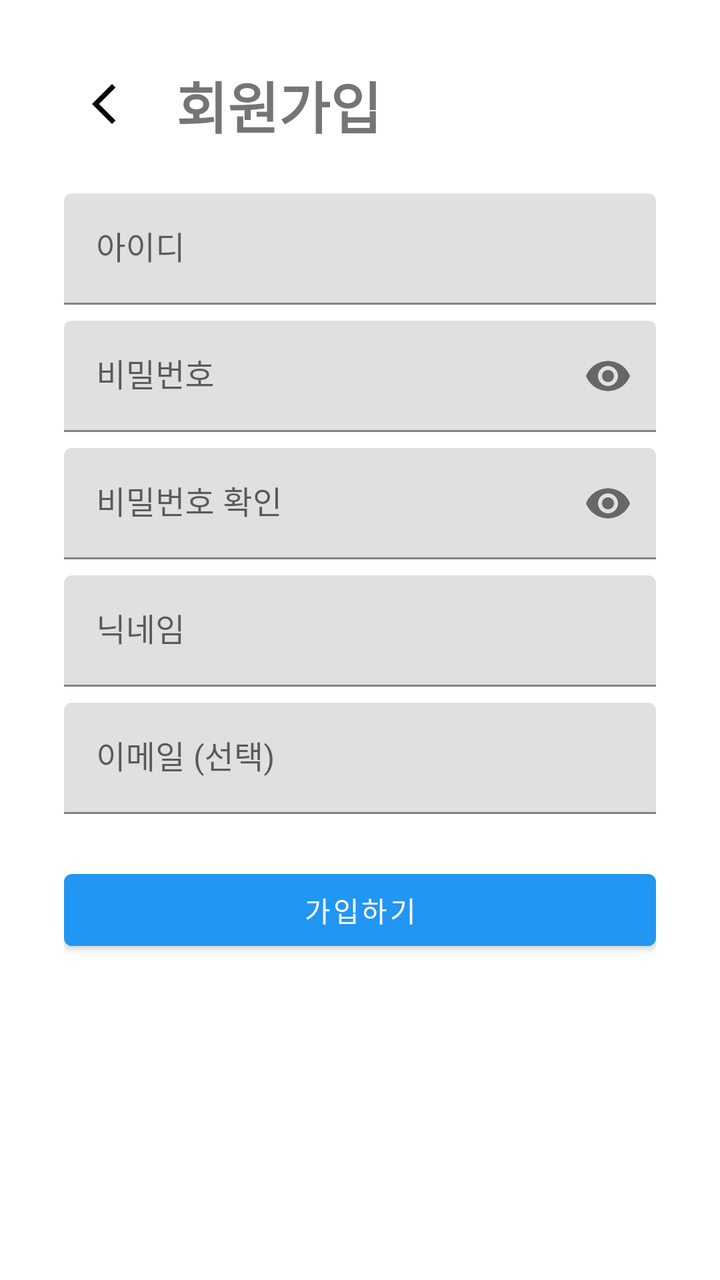
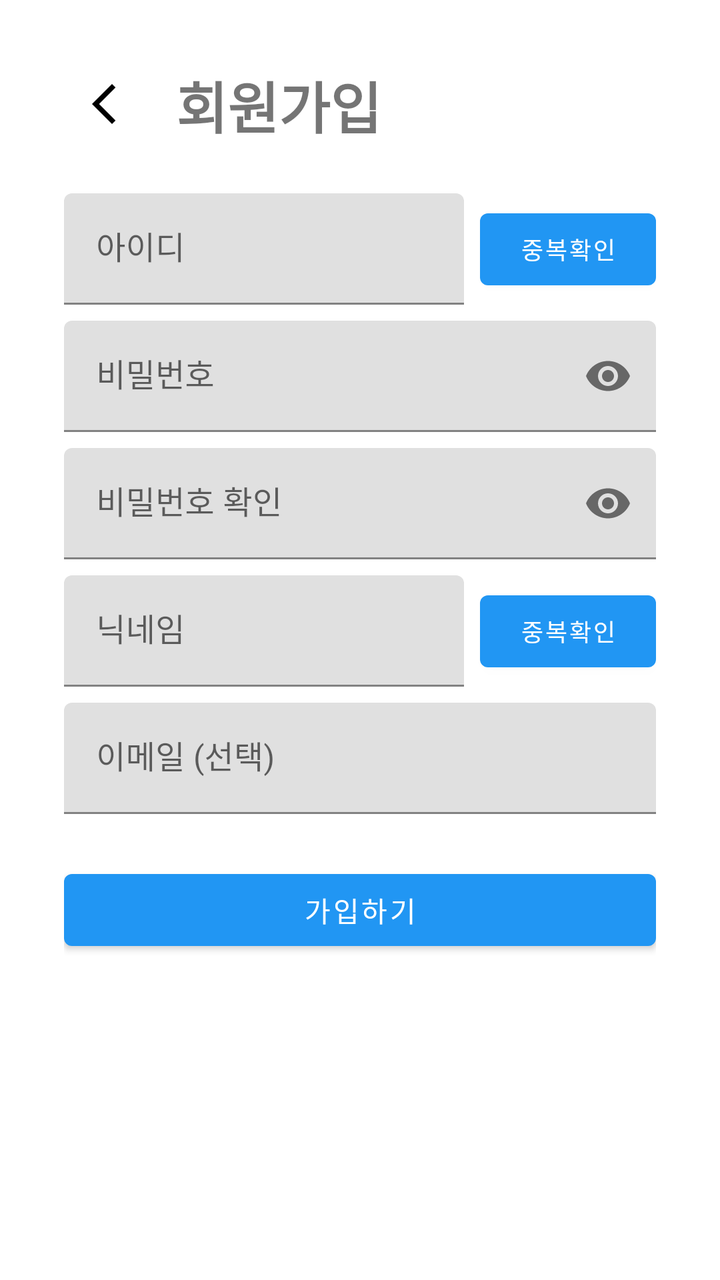

Two renders of the same Android screen: before a commit and after it. Below are the layout's source before the change and the commit's diff.
<!-- AndroidManifest.xml: application theme Theme.SocialMyMap -->
<!-- res/layout/activity_signup.xml -->
<?xml version="1.0" encoding="utf-8"?>
<ScrollView
    xmlns:android="http://schemas.android.com/apk/res/android"
    xmlns:app="http://schemas.android.com/apk/res-auto"
    xmlns:tools="http://schemas.android.com/tools"
    android:layout_width="match_parent"
    android:layout_height="match_parent"
    android:fillViewport="true"
    android:fitsSystemWindows="true">

    <androidx.constraintlayout.widget.ConstraintLayout
        android:layout_width="match_parent"
        android:layout_height="wrap_content"
        android:padding="32dp"
        tools:context=".SignupActivity">

        <ImageButton
            android:id="@+id/btn_back"
            android:layout_width="wrap_content"
            android:layout_height="wrap_content"
            android:src="@drawable/ic_arrow_back"
            android:background="?attr/selectableItemBackgroundBorderless"
            android:contentDescription="뒤로 가기"
            android:padding="8dp"
            app:layout_constraintTop_toTopOf="parent"
            app:layout_constraintStart_toStartOf="parent"/>

        <TextView
            android:id="@+id/tv_signup_title"
            android:layout_width="wrap_content"
            android:layout_height="wrap_content"
            android:text="회원가입"
            android:textSize="28sp"
            android:textStyle="bold"
            app:layout_constraintTop_toTopOf="@+id/btn_back"
            app:layout_constraintBottom_toBottomOf="@+id/btn_back"
            app:layout_constraintStart_toEndOf="@+id/btn_back"
            android:layout_marginStart="16dp"/>

        <com.google.android.material.textfield.TextInputLayout
            android:id="@+id/layout_et_userid"
            android:layout_width="0dp"
            android:layout_height="wrap_content"
            android:layout_marginTop="24dp"
            app:layout_constraintTop_toBottomOf="@id/tv_signup_title"
            app:layout_constraintStart_toStartOf="parent"
            app:layout_constraintEnd_toEndOf="parent">
            <com.google.android.material.textfield.TextInputEditText
                android:id="@+id/et_signup_userid"
                android:layout_width="match_parent"
                android:layout_height="wrap_content"
                android:hint="아이디"
                android:inputType="text"/>
        </com.google.android.material.textfield.TextInputLayout>
        
        <com.google.android.material.textfield.TextInputLayout
            android:id="@+id/layout_et_password"
            android:layout_width="0dp"
            android:layout_height="wrap_content"
            android:layout_marginTop="8dp"
            app:passwordToggleEnabled="true"
            app:layout_constraintTop_toBottomOf="@+id/layout_et_userid"
            app:layout_constraintStart_toStartOf="parent"
            app:layout_constraintEnd_toEndOf="parent">
            <com.google.android.material.textfield.TextInputEditText
                android:id="@+id/et_signup_password"
                android:layout_width="match_parent"
                android:layout_height="wrap_content"
                android:hint="비밀번호"
                android:inputType="textPassword"/>
        </com.google.android.material.textfield.TextInputLayout>
        
        <com.google.android.material.textfield.TextInputLayout
            android:id="@+id/layout_et_password_confirm"
            android:layout_width="0dp"
            android:layout_height="wrap_content"
            android:layout_marginTop="8dp"
            app:passwordToggleEnabled="true"
            app:layout_constraintTop_toBottomOf="@+id/layout_et_password"
            app:layout_constraintStart_toStartOf="parent"
            app:layout_constraintEnd_toEndOf="parent">
            <com.google.android.material.textfield.TextInputEditText
                android:id="@+id/et_signup_password_confirm"
                android:layout_width="match_parent"
                android:layout_height="wrap_content"
                android:hint="비밀번호 확인"
                android:inputType="textPassword"/>
        </com.google.android.material.textfield.TextInputLayout>

        <com.google.android.material.textfield.TextInputLayout
            android:id="@+id/layout_et_nickname"
            android:layout_width="0dp"
            android:layout_height="wrap_content"
            android:layout_marginTop="8dp"
            app:layout_constraintTop_toBottomOf="@+id/layout_et_password_confirm"
            app:layout_constraintStart_toStartOf="parent"
            app:layout_constraintEnd_toEndOf="parent">
            <com.google.android.material.textfield.TextInputEditText
                android:id="@+id/et_signup_nickname"
                android:layout_width="match_parent"
                android:layout_height="wrap_content"
                android:hint="닉네임"
                android:inputType="text"/>
        </com.google.android.material.textfield.TextInputLayout>

        <com.google.android.material.textfield.TextInputLayout
            android:id="@+id/layout_et_email"
            android:layout_width="0dp"
            android:layout_height="wrap_content"
            android:layout_marginTop="8dp"
            app:layout_constraintTop_toBottomOf="@+id/layout_et_nickname"
            app:layout_constraintStart_toStartOf="parent"
            app:layout_constraintEnd_toEndOf="parent">
            <com.google.android.material.textfield.TextInputEditText
                android:id="@+id/et_signup_email"
                android:layout_width="match_parent"
                android:layout_height="wrap_content"
                android:hint="이메일 (선택)"
                android:inputType="textEmailAddress"/>
        </com.google.android.material.textfield.TextInputLayout>

        <Button
            android:id="@+id/btn_signup_submit"
            android:layout_width="0dp"
            android:layout_height="wrap_content"
            android:text="가입하기"
            android:layout_marginTop="24dp"
            app:layout_constraintTop_toBottomOf="@+id/layout_et_email"
            app:layout_constraintStart_toStartOf="parent"
            app:layout_constraintEnd_toEndOf="parent"/>

    </androidx.constraintlayout.widget.ConstraintLayout>
</ScrollView>
<!-- resources referenced by this layout -->
<resources>
  <!-- drawable ic_arrow_back (drawable) -->
  <vector xmlns:android="http://schemas.android.com/apk/res/android" android:height="24dp" android:tint="#000000" android:viewportHeight="24" android:viewportWidth="24" android:width="24dp">
        
      <path android:fillColor="@android:color/white" android:pathData="M17.77,3.77l-1.77,-1.77l-10,10l10,10l1.77,-1.77l-8.23,-8.23z"/>
      
  </vector>
  <style name="Theme.SocialMyMap" parent="Theme.MaterialComponents.DayNight.DarkActionBar">
          
          <item name="colorPrimary">@color/blue_500</item>
          <item name="colorPrimaryVariant">@color/blue_700</item>
          <item name="colorOnPrimary">@color/white</item>
          
          <item name="colorSecondary">@color/teal_200</item>
          <item name="colorSecondaryVariant">@color/teal_700</item>
          <item name="colorOnSecondary">@color/black</item>
          
          <item name="android:statusBarColor" tools:targetApi="l">?attr/colorPrimaryVariant</item>
          
  
          
          <item name="android:windowDrawsSystemBarBackgrounds">true</item>
          <item name="android:statusBarColor">@android:color/transparent</item>
          <item name="android:navigationBarColor">@android:color/transparent</item>
          <item name="android:windowLightStatusBar">true</item>
          <item name="android:windowLightNavigationBar" tools:targetApi="o_mr1">true</item>
      </style>
  <color name="blue_500">#2196F3</color>
  <color name="blue_700">#1976D2</color>
  <color name="white">#FFFFFFFF</color>
  <color name="teal_200">#FF03DAC5</color>
  <color name="teal_700">#FF018786</color>
  <color name="black">#FF000000</color>
</resources>

<!-- the commit's change to res/layout/activity_signup.xml (unified diff, before → after) -->
@@ -42,9 +42,10 @@
             android:layout_width="0dp"
             android:layout_height="wrap_content"
             android:layout_marginTop="24dp"
+            android:layout_marginEnd="8dp"
             app:layout_constraintTop_toBottomOf="@id/tv_signup_title"
             app:layout_constraintStart_toStartOf="parent"
-            app:layout_constraintEnd_toEndOf="parent">
+            app:layout_constraintEnd_toStartOf="@+id/btn_check_userid">
             <com.google.android.material.textfield.TextInputEditText
                 android:id="@+id/et_signup_userid"
                 android:layout_width="match_parent"
@@ -52,6 +53,16 @@
                 android:hint="아이디"
                 android:inputType="text"/>
         </com.google.android.material.textfield.TextInputLayout>
+
+        <Button
+            android:id="@+id/btn_check_userid"
+            android:layout_width="wrap_content"
+            android:layout_height="wrap_content"
+            android:text="중복확인"
+            android:textSize="12sp"
+            app:layout_constraintTop_toTopOf="@+id/layout_et_userid"
+            app:layout_constraintBottom_toBottomOf="@+id/layout_et_userid"
+            app:layout_constraintEnd_toEndOf="parent"/>
         
         <com.google.android.material.textfield.TextInputLayout
             android:id="@+id/layout_et_password"
@@ -92,9 +103,10 @@
             android:layout_width="0dp"
             android:layout_height="wrap_content"
             android:layout_marginTop="8dp"
+            android:layout_marginEnd="8dp"
             app:layout_constraintTop_toBottomOf="@+id/layout_et_password_confirm"
             app:layout_constraintStart_toStartOf="parent"
-            app:layout_constraintEnd_toEndOf="parent">
+            app:layout_constraintEnd_toStartOf="@+id/btn_check_nickname">
             <com.google.android.material.textfield.TextInputEditText
                 android:id="@+id/et_signup_nickname"
                 android:layout_width="match_parent"
@@ -102,6 +114,16 @@
                 android:hint="닉네임"
                 android:inputType="text"/>
         </com.google.android.material.textfield.TextInputLayout>
+
+        <Button
+            android:id="@+id/btn_check_nickname"
+            android:layout_width="wrap_content"
+            android:layout_height="wrap_content"
+            android:text="중복확인"
+            android:textSize="12sp"
+            app:layout_constraintTop_toTopOf="@+id/layout_et_nickname"
+            app:layout_constraintBottom_toBottomOf="@+id/layout_et_nickname"
+            app:layout_constraintEnd_toEndOf="parent"/>
 
         <com.google.android.material.textfield.TextInputLayout
             android:id="@+id/layout_et_email"
